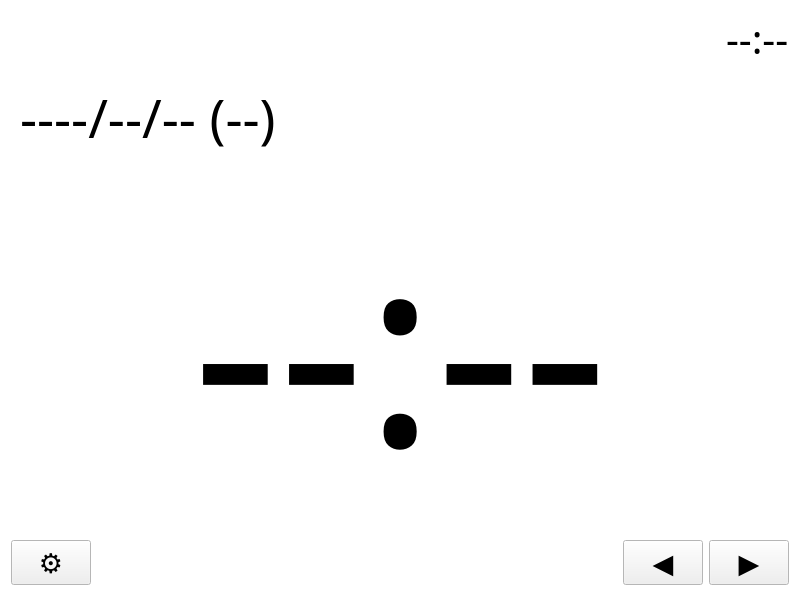
This is src/ui/form.ui in yuu528/MySignage as Qt 5 draws it before an edit. The edited form follows.
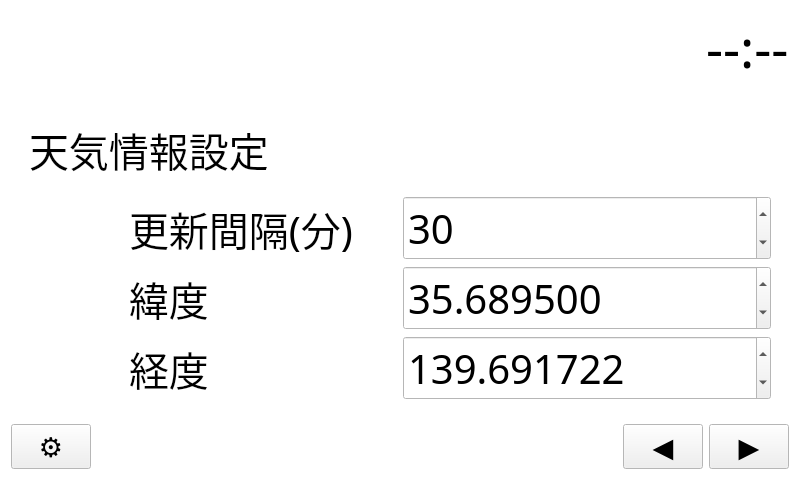
This is the edited form. The open tabs and pages were chosen to show the change.

Commit message: Implement pages behaviour

```diff
--- a/src/ui/form.ui
+++ b/src/ui/form.ui
@@ -7,9 +7,21 @@
     <x>0</x>
     <y>0</y>
     <width>800</width>
-    <height>581</height>
+    <height>480</height>
    </rect>
   </property>
+  <property name="minimumSize">
+   <size>
+    <width>800</width>
+    <height>480</height>
+   </size>
+  </property>
+  <property name="maximumSize">
+   <size>
+    <width>800</width>
+    <height>480</height>
+   </size>
+  </property>
   <property name="palette">
    <palette>
     <active>
@@ -65,8 +77,8 @@
   <property name="windowTitle">
    <string>Widget</string>
   </property>
-  <layout class="QVBoxLayout" name="verticalLayout">
-   <item>
+  <layout class="QGridLayout" name="gridLayout">
+   <item row="0" column="0">
     <layout class="QHBoxLayout" name="horizontalLayout">
      <item>
       <spacer name="horizontalSpacer_2">
@@ -83,6 +95,12 @@
      </item>
      <item>
       <widget class="QLabel" name="status_time">
+       <property name="font">
+        <font>
+         <family>IPAexゴシック</family>
+         <pointsize>40</pointsize>
+        </font>
+       </property>
        <property name="text">
         <string>--:--</string>
        </property>
@@ -90,8 +108,8 @@
      </item>
     </layout>
    </item>
-   <item>
-    <widget class="QStackedWidget" name="stackedWidget">
+   <item row="1" column="0">
+    <widget class="QStackedWidget" name="stacked_widget">
      <property name="currentIndex">
       <number>0</number>
      </property>
@@ -102,20 +120,7 @@
          <property name="font">
           <font>
            <family>IPAexゴシック</family>
-           <pointsize>40</pointsize>
-          </font>
-         </property>
-         <property name="text">
-          <string>----/--/-- (--)</string>
-         </property>
-        </widget>
-       </item>
-       <item>
-        <widget class="QLabel" name="page2_time">
-         <property name="font">
-          <font>
-           <family>IPAexゴシック</family>
-           <pointsize>200</pointsize>
+           <pointsize>220</pointsize>
           </font>
          </property>
          <property name="text">
@@ -390,9 +395,118 @@
        </item>
       </layout>
      </widget>
+     <widget class="QWidget" name="page3">
+      <layout class="QGridLayout" name="gridLayout_2">
+       <item row="0" column="0">
+        <widget class="QStackedWidget" name="page3_stacked_widget">
+         <property name="currentIndex">
+          <number>0</number>
+         </property>
+         <widget class="QWidget" name="page3_page1">
+          <layout class="QVBoxLayout" name="verticalLayout">
+           <item>
+            <widget class="QLabel" name="page3_page1_weather_config">
+             <property name="text">
+              <string>天気情報設定</string>
+             </property>
+            </widget>
+           </item>
+           <item>
+            <layout class="QHBoxLayout" name="horizontalLayout_10">
+             <item>
+              <widget class="QLabel" name="page3_page1_interval_label">
+               <property name="text">
+                <string>更新間隔(分)</string>
+               </property>
+               <property name="indent">
+                <number>100</number>
+               </property>
+              </widget>
+             </item>
+             <item>
+              <widget class="QSpinBox" name="page3_page1_interval">
+               <property name="minimum">
+                <number>1</number>
+               </property>
+               <property name="value">
+                <number>30</number>
+               </property>
+              </widget>
+             </item>
+            </layout>
+           </item>
+           <item>
+            <layout class="QHBoxLayout" name="horizontalLayout_6">
+             <item>
+              <widget class="QLabel" name="page3_page1_lat_label">
+               <property name="text">
+                <string>緯度</string>
+               </property>
+               <property name="indent">
+                <number>100</number>
+               </property>
+              </widget>
+             </item>
+             <item>
+              <widget class="QDoubleSpinBox" name="page3_page1_lat">
+               <property name="decimals">
+                <number>6</number>
+               </property>
+               <property name="minimum">
+                <double>24.165900000000001</double>
+               </property>
+               <property name="maximum">
+                <double>45.332599999999999</double>
+               </property>
+               <property name="singleStep">
+                <double>1.000000000000000</double>
+               </property>
+               <property name="value">
+                <double>35.689500000000002</double>
+               </property>
+              </widget>
+             </item>
+            </layout>
+           </item>
+           <item>
+            <layout class="QHBoxLayout" name="horizontalLayout_9">
+             <item>
+              <widget class="QLabel" name="page3_page1_lon_label">
+               <property name="text">
+                <string>経度</string>
+               </property>
+               <property name="indent">
+                <number>100</number>
+               </property>
+              </widget>
+             </item>
+             <item>
+              <widget class="QDoubleSpinBox" name="page3_page1_lon">
+               <property name="decimals">
+                <number>6</number>
+               </property>
+               <property name="minimum">
+                <double>122.555700000000002</double>
+               </property>
+               <property name="maximum">
+                <double>153.591199999999986</double>
+               </property>
+               <property name="value">
+                <double>139.691721999999999</double>
+               </property>
+              </widget>
+             </item>
+            </layout>
+           </item>
+          </layout>
+         </widget>
+        </widget>
+       </item>
+      </layout>
+     </widget>
     </widget>
    </item>
-   <item>
+   <item row="2" column="0">
     <layout class="QHBoxLayout" name="horizontalLayout_2">
      <item>
       <widget class="QPushButton" name="ctrl_conf">
```
Left out of the diff: 109 changed lines with no effect on the pictures. The commit also changes 16 other files.
